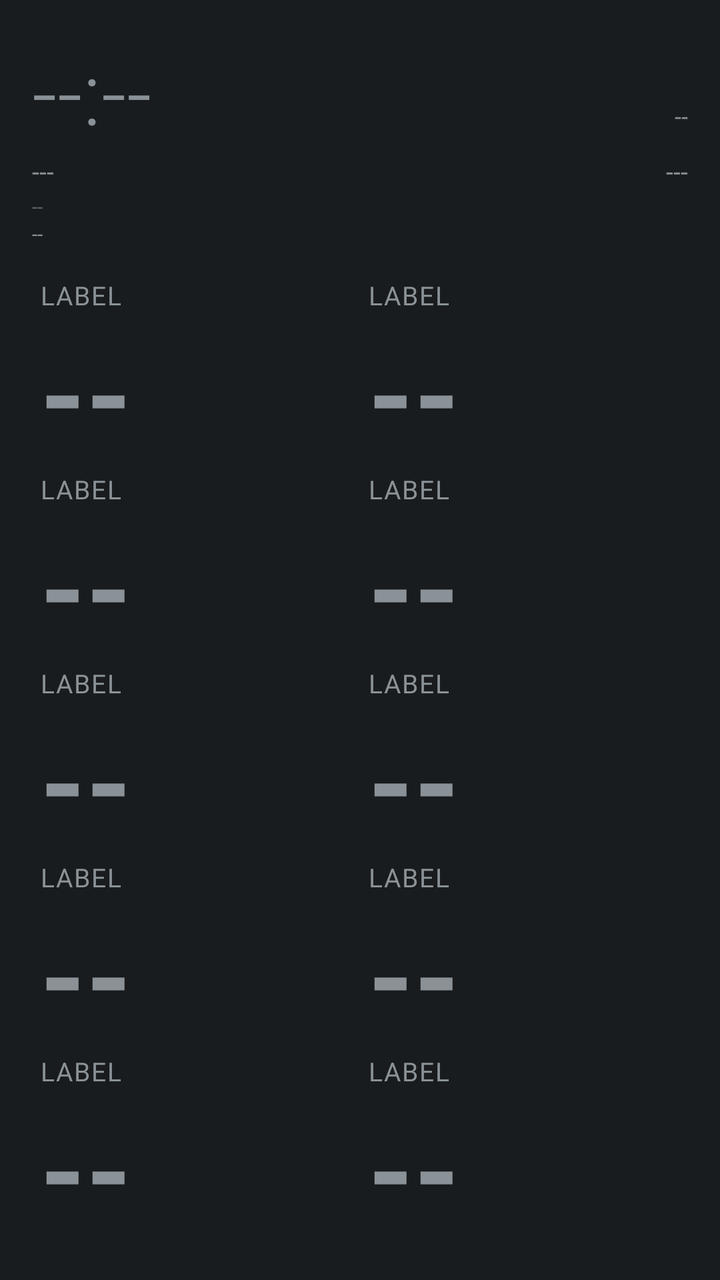
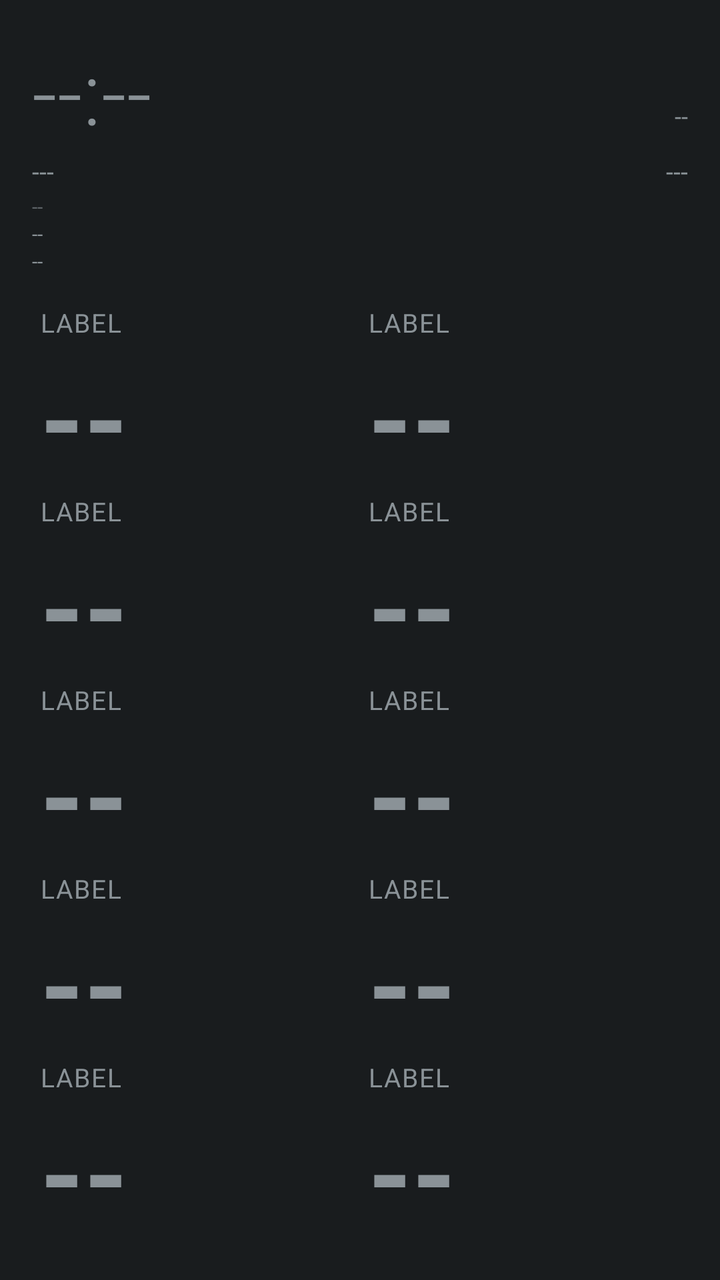

Screens rendered from an Android XML layout before and after an edit, with the pre-edit source and the edit as a unified diff.
<!-- AndroidManifest.xml: application theme android:Theme.DeviceDefault.NoActionBar -->
<!-- res/layout/aod_layout_mega_grid.xml -->
<?xml version="1.0" encoding="utf-8"?>
<LinearLayout xmlns:android="http://schemas.android.com/apk/res/android"
    android:id="@+id/bg_root"
    android:layout_width="match_parent"
    android:layout_height="match_parent"
    android:orientation="vertical"
    android:padding="16dp">

    <LinearLayout
        android:layout_width="match_parent"
        android:layout_height="wrap_content"
        android:orientation="horizontal">

        <TextView
            android:id="@+id/clock"
            android:layout_width="wrap_content"
            android:layout_height="wrap_content"
            android:textSize="44sp"
            android:fontFamily="sans-serif-light"
            android:text="--:--" />

        <TextView
            android:id="@+id/health_badge"
            android:layout_width="0dp"
            android:layout_height="wrap_content"
            android:layout_weight="1"
            android:layout_gravity="top"
            android:gravity="end"
            android:textSize="12sp"
            android:textAllCaps="true"
            android:text="--" />
    </LinearLayout>

    <LinearLayout
        android:layout_width="match_parent"
        android:layout_height="wrap_content"
        android:orientation="horizontal"
        android:layout_marginTop="2dp">

        <TextView
            android:id="@+id/date"
            android:layout_width="wrap_content"
            android:layout_height="wrap_content"
            android:textSize="13sp"
            android:text="---" />

        <TextView
            android:id="@+id/panchang"
            android:layout_width="0dp"
            android:layout_height="wrap_content"
            android:layout_weight="1"
            android:layout_marginStart="10dp"
            android:gravity="end"
            android:textSize="13sp"
            android:text="---" />
    </LinearLayout>

    <TextView
        android:id="@+id/perf_badge"
        android:layout_width="wrap_content"
        android:layout_height="wrap_content"
        android:textSize="10sp"
        android:alpha="0.6"
        android:layout_marginTop="2dp"
        android:text="--" />

    <TextView
        android:id="@+id/net_type_badge"
        android:layout_width="wrap_content"
        android:layout_height="wrap_content"
        android:textSize="10sp"
        android:text="--" />

    <TextView
        android:id="@+id/muhurat_badge"
        android:layout_width="wrap_content"
        android:layout_height="wrap_content"
        android:textSize="11sp"
        android:textStyle="bold"
        android:visibility="gone"
        android:text="--" />

    <View
        android:id="@+id/divider_1"
        android:layout_width="match_parent"
        android:layout_height="1dp"
        android:layout_marginTop="10dp"
        android:layout_marginBottom="4dp" />

    <LinearLayout
        android:layout_width="match_parent"
        android:layout_height="0dp"
        android:layout_weight="1"
        android:orientation="horizontal">
        <include layout="@layout/aod_tile_giant" android:id="@+id/row0" />
        <include layout="@layout/aod_tile_giant" android:id="@+id/row1" />
    </LinearLayout>

    <LinearLayout
        android:layout_width="match_parent"
        android:layout_height="0dp"
        android:layout_weight="1"
        android:orientation="horizontal">
        <include layout="@layout/aod_tile_giant" android:id="@+id/row2" />
        <include layout="@layout/aod_tile_giant" android:id="@+id/row3" />
    </LinearLayout>

    <LinearLayout
        android:layout_width="match_parent"
        android:layout_height="0dp"
        android:layout_weight="1"
        android:orientation="horizontal">
        <include layout="@layout/aod_tile_giant" android:id="@+id/row4" />
        <include layout="@layout/aod_tile_giant" android:id="@+id/row5" />
    </LinearLayout>

    <LinearLayout
        android:layout_width="match_parent"
        android:layout_height="0dp"
        android:layout_weight="1"
        android:orientation="horizontal">
        <include layout="@layout/aod_tile_giant" android:id="@+id/row6" />
        <include layout="@layout/aod_tile_giant" android:id="@+id/row7" />
    </LinearLayout>

    <LinearLayout
        android:layout_width="match_parent"
        android:layout_height="0dp"
        android:layout_weight="1"
        android:orientation="horizontal">
        <include layout="@layout/aod_tile_giant" android:id="@+id/row8" />
        <include layout="@layout/aod_tile_giant" android:id="@+id/row9" />
    </LinearLayout>

</LinearLayout>
<!-- res/layout/aod_tile_giant.xml (included above) -->
<?xml version="1.0" encoding="utf-8"?>
<LinearLayout xmlns:android="http://schemas.android.com/apk/res/android"
    android:layout_width="0dp"
    android:layout_height="match_parent"
    android:layout_weight="1"
    android:orientation="vertical"
    android:gravity="center_vertical"
    android:paddingStart="4dp"
    android:paddingEnd="10dp">

    <TextView
        android:id="@+id/stat_label"
        android:layout_width="wrap_content"
        android:layout_height="wrap_content"
        android:textSize="13sp"
        android:textAllCaps="true"
        android:letterSpacing="0.05"
        android:text="Label" />

    <TextView
        android:id="@+id/stat_value"
        android:layout_width="match_parent"
        android:layout_height="0dp"
        android:layout_weight="1"
        android:gravity="start|center_vertical"
        android:textStyle="bold"
        android:maxLines="1"
        android:autoSizeTextType="uniform"
        android:autoSizeMinTextSize="16sp"
        android:autoSizeMaxTextSize="120sp"
        android:autoSizeStepGranularity="2sp"
        android:text="--" />

</LinearLayout>
<!-- resources referenced by this layout -->
<resources>

</resources>

<!-- the commit's change to res/layout/aod_layout_mega_grid.xml (unified diff, before → after) -->
@@ -66,6 +66,13 @@
 
     <TextView
         android:id="@+id/net_type_badge"
+        android:layout_width="wrap_content"
+        android:layout_height="wrap_content"
+        android:textSize="10sp"
+        android:text="--" />
+
+    <TextView
+        android:id="@+id/akd_badge"
         android:layout_width="wrap_content"
         android:layout_height="wrap_content"
         android:textSize="10sp"
